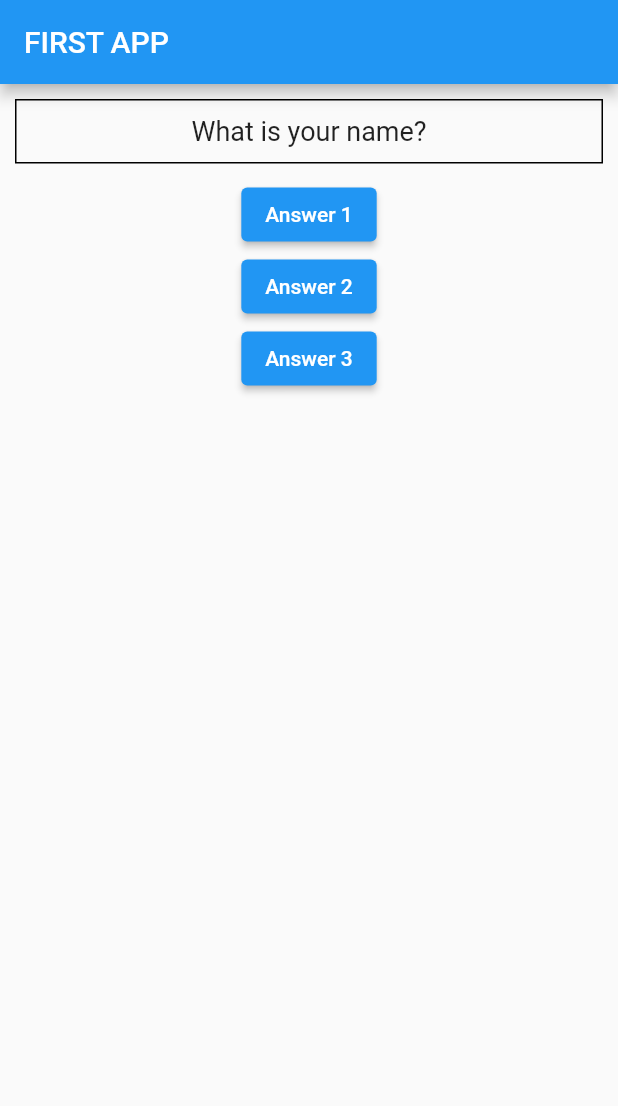
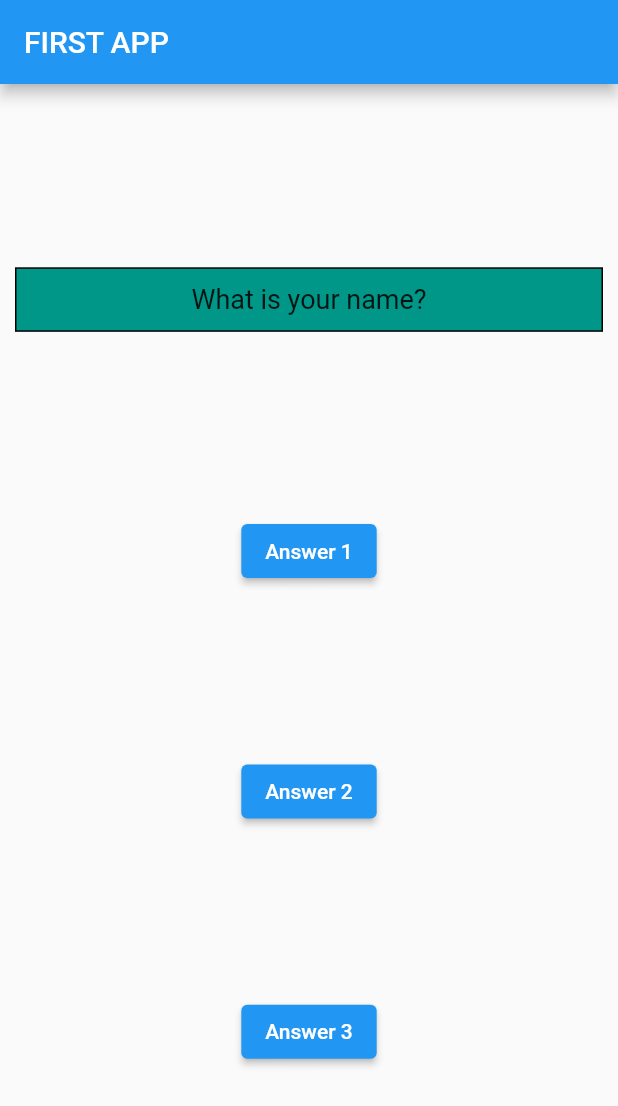
Before and after one commit to thedarkalchemist16/Flutter-quiz-app, a Flutter app: the screen it shows after launch, on a phone screen of 412 x 824 dp. Shown: the top 1106 px of the screen. Run offline on Flutter 3.47's test engine with Material 2 defaults, Android fonts, the phone set to English and light mode, and no system bars.

Commit message:
third commit

```diff
--- a/lib/main.dart
+++ b/lib/main.dart
@@ -32,6 +32,7 @@ class MyAppState extends State<MyFirstApp> {
         home: Scaffold(
       appBar: AppBar(title: Text('FIRST APP')),
       body: Column(
+        mainAxisAlignment: MainAxisAlignment.spaceEvenly,
         children: [
           Question(questions[questionIndex]),
           ElevatedButton(
--- a/lib/question.dart
+++ b/lib/question.dart
@@ -1,6 +1,7 @@
 // ignore_for_file: sort_child_properties_last, prefer_const_constructors, duplicate_ignore
 
 import 'package:flutter/material.dart';
+import 'package:flutter/rendering.dart';
 
 class Question extends StatelessWidget {
   final String questionText;
@@ -23,6 +24,7 @@ class Question extends StatelessWidget {
         padding: EdgeInsets.all(10),
         decoration: BoxDecoration(
           border: Border.all(),
+          color: Colors.teal,
         ));
   }
 }
```
